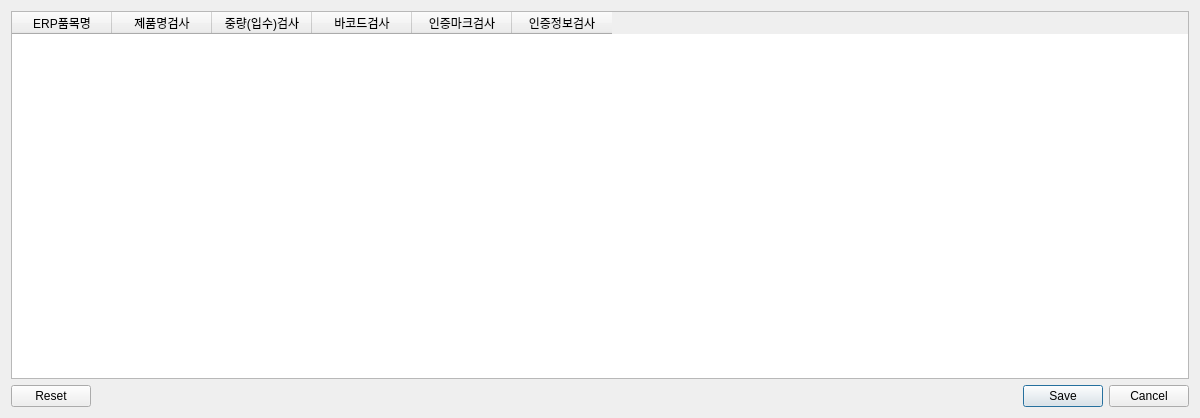
Before: the Qt Designer form Ui/setting.ui in skuley/SalimUI, drawn with Qt 5.
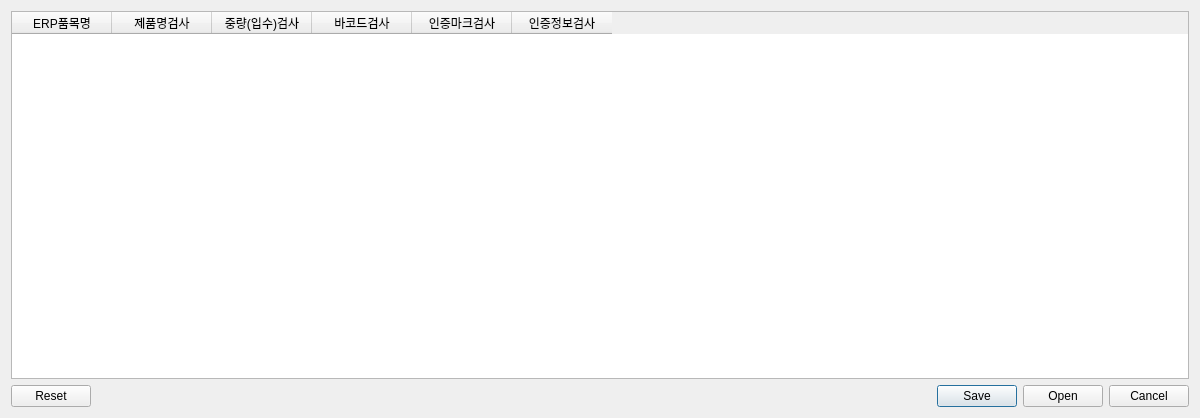
After: the same form once the commit is applied.

What changed in the file:
```diff
--- a/Ui/setting.ui
+++ b/Ui/setting.ui
@@ -78,11 +78,14 @@
    </item>
    <item row="1" column="0">
     <widget class="QDialogButtonBox" name="buttonBox">
+     <property name="layoutDirection">
+      <enum>Qt::LeftToRight</enum>
+     </property>
      <property name="orientation">
       <enum>Qt::Horizontal</enum>
      </property>
      <property name="standardButtons">
-      <set>QDialogButtonBox::Cancel|QDialogButtonBox::Reset|QDialogButtonBox::Save</set>
+      <set>QDialogButtonBox::Cancel|QDialogButtonBox::Open|QDialogButtonBox::Reset|QDialogButtonBox::Save</set>
      </property>
      <property name="centerButtons">
       <bool>false</bool>
```
